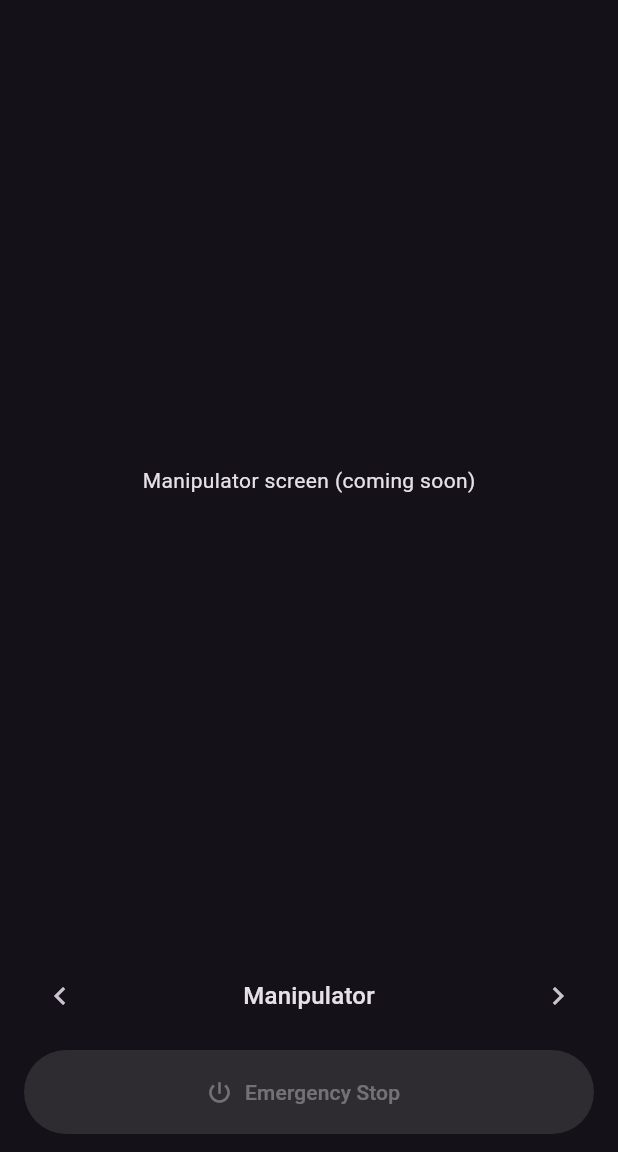
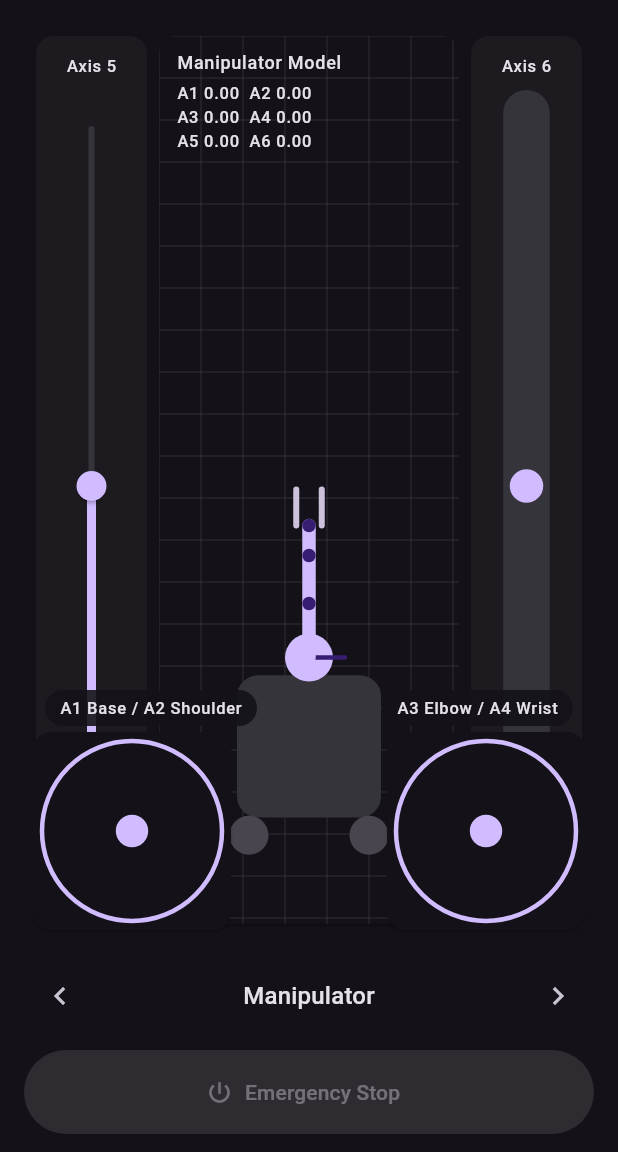
Before and after one commit to matzajdel/RovController, a Flutter app: the screen it shows after launch, after a tap on the "keyboard arrow left" icon, on a phone screen of 412 x 824 dp, the part 84-1236 px from its top. Run offline on Flutter 3.47's test engine with Material 3 defaults, Android fonts, the phone set to English and light mode, and no system bars; network calls fail.

Commit message:
Prepare manipulator control-pannel

```diff
--- a/rov_frontend/lib/src/screens/home_screen.dart
+++ b/rov_frontend/lib/src/screens/home_screen.dart
@@ -1,6 +1,7 @@
 import 'package:flutter/material.dart';
 
 import '../backend_controller.dart';
+import 'manipulator_screen.dart';
 import '../widgets/rov_joystick.dart';
 
 class HomeScreen extends StatefulWidget {
@@ -65,7 +66,7 @@ class _HomeScreenState extends State<HomeScreen> {
                             Navigator.of(context).pushNamed('/camera');
                           },
                         ),
-                        const _ManipulatorScreen(),
+                        const ManipulatorScreen(enabled: true),
                       ],
                     ),
                   ),
@@ -136,17 +137,6 @@ class _DriveScreen extends StatelessWidget {
         const SizedBox(height: 12),
         _ControlGrid(onOpenCamera: onOpenCamera),
       ],
-    );
-  }
-}
-
-class _ManipulatorScreen extends StatelessWidget {
-  const _ManipulatorScreen();
-
-  @override
-  Widget build(BuildContext context) {
-    return const Center(
-      child: Text('Manipulator screen (coming soon)'),
     );
   }
 }
--- /dev/null
+++ b/rov_frontend/lib/src/screens/manipulator_screen.dart
@@ -0,0 +1,544 @@
+import 'dart:math' as math;
+
+import 'package:flutter/material.dart';
+
+import '../widgets/rov_joystick.dart';
+
+class ManipulatorScreen extends StatefulWidget {
+  final bool enabled;
+
+  const ManipulatorScreen({super.key, required this.enabled});
+
+  @override
+  State<ManipulatorScreen> createState() => _ManipulatorScreenState();
+}
+
+class _ManipulatorScreenState extends State<ManipulatorScreen> {
+  double _axis1 = 0.0;
+  double _axis2 = 0.0;
+  double _axis3 = 0.0;
+  double _axis4 = 0.0;
+  double _axis5 = 0.0;
+  double _axis6 = 0.0;
+
+  void _onLeftJoystick(double x, double y) {
+    setState(() {
+      _axis1 = x;
+      _axis2 = y;
+    });
+  }
+
+  void _onRightJoystick(double x, double y) {
+    setState(() {
+      _axis3 = y;
+      _axis4 = x;
+    });
+  }
+
+  void _releaseLeftJoystick() {
+    setState(() {
+      _axis1 = 0.0;
+      _axis2 = 0.0;
+    });
+  }
+
+  void _releaseRightJoystick() {
+    setState(() {
+      _axis3 = 0.0;
+      _axis4 = 0.0;
+    });
+  }
+
+  @override
+  Widget build(BuildContext context) {
+    final scheme = Theme.of(context).colorScheme;
+
+    return Stack(
+      children: [
+        Padding(
+          padding: const EdgeInsets.symmetric(horizontal: 8, vertical: 8),
+          child: Row(
+            children: [
+              SizedBox(
+                width: 74,
+                child: _AxisSlider(
+                  label: 'Axis 5',
+                  value: _axis5,
+                  enabled: widget.enabled,
+                  onChanged: (value) {
+                    setState(() {
+                      _axis5 = value;
+                    });
+                  },
+                ),
+              ),
+              const SizedBox(width: 8),
+              Expanded(
+                child: _ArmPreview(
+                  axis1: _axis1,
+                  axis2: _axis2,
+                  axis3: _axis3,
+                  axis4: _axis4,
+                  axis5: _axis5,
+                  axis6: _axis6,
+                  enabled: widget.enabled,
+                ),
+              ),
+              const SizedBox(width: 8),
+              SizedBox(
+                width: 74,
+                child: _SpringGripControl(
+                  label: 'Axis 6',
+                  value: _axis6,
+                  enabled: widget.enabled,
+                  onChanged: (value) {
+                    setState(() {
+                      _axis6 = value;
+                    });
+                  },
+                  onReleased: () {
+                    setState(() {
+                      _axis6 = 0.0;
+                    });
+                  },
+                ),
+              ),
+            ],
+          ),
+        ),
+        Positioned(
+          left: 6,
+          bottom: 4,
+          child: SizedBox(
+            width: 132,
+            height: 132,
+            child: Card(
+              color: scheme.surface,
+              margin: EdgeInsets.zero,
+              child: Padding(
+                padding: const EdgeInsets.all(6),
+                child: RovJoystick(
+                  enabled: widget.enabled,
+                  onChanged: _onLeftJoystick,
+                  onReleased: _releaseLeftJoystick,
+                ),
+              ),
+            ),
+          ),
+        ),
+        Positioned(
+          right: 6,
+          bottom: 4,
+          child: SizedBox(
+            width: 132,
+            height: 132,
+            child: Card(
+              color: scheme.surface,
+              margin: EdgeInsets.zero,
+              child: Padding(
+                padding: const EdgeInsets.all(6),
+                child: RovJoystick(
+                  enabled: widget.enabled,
+                  onChanged: _onRightJoystick,
+                  onReleased: _releaseRightJoystick,
+                ),
+              ),
+            ),
+          ),
+        ),
+        const Positioned(
+          left: 14,
+          bottom: 140,
+          child: _ControlTag(text: 'A1 Base / A2 Shoulder'),
+        ),
+        const Positioned(
+          right: 14,
+          bottom: 140,
+          child: _ControlTag(text: 'A3 Elbow / A4 Wrist'),
+        ),
+      ],
+    );
+  }
+}
+
+class _ControlTag extends StatelessWidget {
+  final String text;
+
+  const _ControlTag({required this.text});
+
+  @override
+  Widget build(BuildContext context) {
+    return DecoratedBox(
+      decoration: BoxDecoration(
+        color: Theme.of(context).colorScheme.surface.withValues(alpha: 0.9),
+        borderRadius: BorderRadius.circular(999),
+      ),
+      child: Padding(
+        padding: const EdgeInsets.symmetric(horizontal: 10, vertical: 4),
+        child: Text(
+          text,
+          style: Theme.of(context).textTheme.labelSmall,
+        ),
+      ),
+    );
+  }
+}
+
+class _AxisSlider extends StatelessWidget {
+  final String label;
+  final double value;
+  final bool enabled;
+  final ValueChanged<double> onChanged;
+
+  const _AxisSlider({
+    required this.label,
+    required this.value,
+    required this.enabled,
+    required this.onChanged,
+  });
+
+  @override
+  Widget build(BuildContext context) {
+    return Card(
+      margin: EdgeInsets.zero,
+      child: Padding(
+        padding: const EdgeInsets.symmetric(vertical: 12, horizontal: 6),
+        child: Column(
+          children: [
+            Text(label, style: Theme.of(context).textTheme.labelSmall),
+            const SizedBox(height: 8),
+            Expanded(
+              child: RotatedBox(
+                quarterTurns: 3,
+                child: Slider(
+                  min: -1,
+                  max: 1,
+                  value: value,
+                  onChanged: enabled ? onChanged : null,
+                ),
+              ),
+            ),
+            Text(value.toStringAsFixed(2),
+                style: Theme.of(context).textTheme.labelSmall),
+          ],
+        ),
+      ),
+    );
+  }
+}
+
+class _SpringGripControl extends StatefulWidget {
+  final String label;
+  final double value;
+  final bool enabled;
+  final ValueChanged<double> onChanged;
+  final VoidCallback onReleased;
+
+  const _SpringGripControl({
+    required this.label,
+    required this.value,
+    required this.enabled,
+    required this.onChanged,
+    required this.onReleased,
+  });
+
+  @override
+  State<_SpringGripControl> createState() => _SpringGripControlState();
+}
+
+class _SpringGripControlState extends State<_SpringGripControl> {
+  void _updateFromLocal(Offset localPosition, Size size) {
+    final centerY = size.height / 2;
+    final dy = (centerY - localPosition.dy) / centerY;
+    widget.onChanged(dy.clamp(-1.0, 1.0));
+  }
+
+  @override
+  Widget build(BuildContext context) {
+    return Card(
+      margin: EdgeInsets.zero,
+      child: Padding(
+        padding: const EdgeInsets.symmetric(horizontal: 6, vertical: 12),
+        child: Column(
+          children: [
+            Text(widget.label, style: Theme.of(context).textTheme.labelSmall),
+            const SizedBox(height: 8),
+            Expanded(
+              child: LayoutBuilder(
+                builder: (context, constraints) {
+                  final trackSize =
+                      Size(constraints.maxWidth, constraints.maxHeight);
+
+                  return GestureDetector(
+                    onPanStart: widget.enabled
+                        ? (details) =>
+                            _updateFromLocal(details.localPosition, trackSize)
+                        : null,
+                    onPanUpdate: widget.enabled
+                        ? (details) =>
+                            _updateFromLocal(details.localPosition, trackSize)
+                        : null,
+                    onPanEnd:
+                        widget.enabled ? (_) => widget.onReleased() : null,
+                    onPanCancel: widget.enabled ? widget.onReleased : null,
+                    child: CustomPaint(
+                      painter: _SpringGripPainter(
+                        value: widget.value,
+                        enabled: widget.enabled,
+                        scheme: Theme.of(context).colorScheme,
+                      ),
+                      child: const SizedBox.expand(),
+                    ),
+                  );
+                },
+              ),
+            ),
+            Text(widget.value.toStringAsFixed(2),
+                style: Theme.of(context).textTheme.labelSmall),
+          ],
+        ),
+      ),
+    );
+  }
+}
+
+class _SpringGripPainter extends CustomPainter {
+  final double value;
+  final bool enabled;
+  final ColorScheme scheme;
+
+  const _SpringGripPainter({
+    required this.value,
+    required this.enabled,
+    required this.scheme,
+  });
+
+  @override
+  void paint(Canvas canvas, Size size) {
+    final center = Offset(size.width / 2, size.height / 2);
+    final trackRect = RRect.fromRectAndRadius(
+      Rect.fromLTWH(size.width * 0.25, 0, size.width * 0.5, size.height),
+      const Radius.circular(999),
+    );
+
+    final trackPaint = Paint()
+      ..color =
+          enabled ? scheme.surfaceContainerHighest : scheme.surfaceContainer;
+    canvas.drawRRect(trackRect, trackPaint);
+
+    final markerY = center.dy - (value * (size.height * 0.42));
+    final marker = Offset(center.dx, markerY);
+
+    final springPaint = Paint()
+      ..style = PaintingStyle.stroke
+      ..strokeWidth = 2
+      ..color = scheme.outline;
+
+    final path = Path();
+    path.moveTo(center.dx, center.dy);
+    for (var i = 1; i <= 8; i++) {
+      final t = i / 8;
+      final y = center.dy + (markerY - center.dy) * t;
+      final x = center.dx + (i.isEven ? 6 : -6);
+      path.lineTo(x, y);
+    }
+    path.lineTo(marker.dx, marker.dy);
+    canvas.drawPath(path, springPaint);
+
+    final knobPaint = Paint()
+      ..color = enabled ? scheme.primary : scheme.outline;
+    canvas.drawCircle(marker, size.width * 0.18, knobPaint);
+  }
+
+  @override
+  bool shouldRepaint(covariant _SpringGripPainter oldDelegate) {
+    return oldDelegate.value != value ||
+        oldDelegate.enabled != enabled ||
+        oldDelegate.scheme != scheme;
+  }
+}
+
+class _ArmPreview extends StatelessWidget {
+  final double axis1;
+  final double axis2;
+  final double axis3;
+  final double axis4;
+  final double axis5;
+  final double axis6;
+  final bool enabled;
+
+  const _ArmPreview({
+    required this.axis1,
+    required this.axis2,
+    required this.axis3,
+    required this.axis4,
+    required this.axis5,
+    required this.axis6,
+    required this.enabled,
+  });
+
+  @override
+  Widget build(BuildContext context) {
+    return Card(
+      margin: EdgeInsets.zero,
+      clipBehavior: Clip.antiAlias,
+      child: Stack(
+        children: [
+          Positioned.fill(
+            child: CustomPaint(
+              painter: _ArmPreviewPainter(
+                axis1: axis1,
+                axis2: axis2,
+                axis3: axis3,
+                axis4: axis4,
+                axis5: axis5,
+                axis6: axis6,
+                enabled: enabled,
+                scheme: Theme.of(context).colorScheme,
+              ),
+            ),
+          ),
+          Positioned(
+            left: 12,
+            top: 10,
+            child: Text(
+              'Manipulator Model',
+              style: Theme.of(context).textTheme.labelMedium,
+            ),
+          ),
+          Positioned(
+            left: 12,
+            top: 30,
+            child: Text(
+              'A1 ${axis1.toStringAsFixed(2)}  A2 ${axis2.toStringAsFixed(2)}\n'
+              'A3 ${axis3.toStringAsFixed(2)}  A4 ${axis4.toStringAsFixed(2)}\n'
+              'A5 ${axis5.toStringAsFixed(2)}  A6 ${axis6.toStringAsFixed(2)}',
+              style: Theme.of(context).textTheme.labelSmall,
+            ),
+          ),
+        ],
+      ),
+    );
+  }
+}
+
+class _ArmPreviewPainter extends CustomPainter {
+  final double axis1;
+  final double axis2;
+  final double axis3;
+  final double axis4;
+  final double axis5;
+  final double axis6;
+  final bool enabled;
+  final ColorScheme scheme;
+
+  const _ArmPreviewPainter({
+    required this.axis1,
+    required this.axis2,
+    required this.axis3,
+    required this.axis4,
+    required this.axis5,
+    required this.axis6,
+    required this.enabled,
+    required this.scheme,
+  });
+
+  @override
+  void paint(Canvas canvas, Size size) {
+    final backgroundPaint = Paint()..color = scheme.surface;
+    canvas.drawRect(Offset.zero & size, backgroundPaint);
+
+    final gridPaint = Paint()
+      ..color = scheme.outlineVariant.withValues(alpha: 0.35)
+      ..strokeWidth = 1;
+    for (double x = 0; x <= size.width; x += 28) {
+      canvas.drawLine(Offset(x, 0), Offset(x, size.height), gridPaint);
+    }
+    for (double y = 0; y <= size.height; y += 28) {
+      canvas.drawLine(Offset(0, y), Offset(size.width, y), gridPaint);
+    }
+
+    final chassisPaint = Paint()..color = scheme.surfaceContainerHighest;
+    final chassisRect = RRect.fromRectAndRadius(
+      Rect.fromLTWH(size.width * 0.26, size.height * 0.72, size.width * 0.48,
+          size.height * 0.16),
+      const Radius.circular(14),
+    );
+    canvas.drawRRect(chassisRect, chassisPaint);
+
+    final wheelPaint = Paint()..color = scheme.outlineVariant;
+    canvas.drawCircle(
+        Offset(size.width * 0.3, size.height * 0.9), 13, wheelPaint);
+    canvas.drawCircle(
+        Offset(size.width * 0.7, size.height * 0.9), 13, wheelPaint);
+
+    final base = Offset(size.width * 0.5, size.height * 0.7);
+    final basePaint = Paint()
+      ..color = enabled ? scheme.primary : scheme.outline;
+    canvas.drawCircle(base, 16, basePaint);
+
+    final yaw = axis1 * 0.6;
+    final yawPointer = base + Offset(math.cos(yaw), math.sin(yaw)) * 24;
+    final yawPaint = Paint()
+      ..color = scheme.onPrimary
+      ..strokeWidth = 3
+      ..strokeCap = StrokeCap.round;
+    canvas.drawLine(base, yawPointer, yawPaint);
+
+    final shoulderAngle = (-math.pi / 2) + axis2 * 0.9;
+    final elbowAngle = shoulderAngle + (axis3 * 1.0);
+    final wristAngle = elbowAngle + (axis4 * 0.9);
+
+    final l1 = size.shortestSide * 0.18;
+    final l2 = size.shortestSide * 0.16;
+    final l3 = size.shortestSide * 0.1;
+
+    final p1 =
+        base + Offset(math.cos(shoulderAngle), math.sin(shoulderAngle)) * l1;
+    final p2 = p1 + Offset(math.cos(elbowAngle), math.sin(elbowAngle)) * l2;
+    final p3 = p2 + Offset(math.cos(wristAngle), math.sin(wristAngle)) * l3;
+
+    final armPaint = Paint()
+      ..color = enabled ? scheme.primary : scheme.outline
+      ..strokeWidth = 9
+      ..strokeCap = StrokeCap.round;
+    canvas.drawLine(base, p1, armPaint);
+    canvas.drawLine(p1, p2, armPaint);
+    canvas.drawLine(p2, p3, armPaint);
+
+    final jointPaint = Paint()..color = scheme.onPrimary;
+    canvas.drawCircle(p1, 4.5, jointPaint);
+    canvas.drawCircle(p2, 4.5, jointPaint);
+    canvas.drawCircle(p3, 4.5, jointPaint);
+
+    final rot = wristAngle + axis5 * 0.9;
+    final gripOpen = (axis6 + 1.0) / 2.0;
+    final gripGap = 8 + (18 * gripOpen);
+    final fingerLen = 24.0;
+    final fingerPaint = Paint()
+      ..color = scheme.secondary
+      ..strokeWidth = 4
+      ..strokeCap = StrokeCap.round;
+
+    final normal = Offset(-math.sin(rot), math.cos(rot));
+    final dir = Offset(math.cos(rot), math.sin(rot));
+
+    final leftBase = p3 + normal * (gripGap / 2);
+    final rightBase = p3 - normal * (gripGap / 2);
+
+    canvas.drawLine(leftBase, leftBase + dir * fingerLen, fingerPaint);
+    canvas.drawLine(rightBase, rightBase + dir * fingerLen, fingerPaint);
+  }
+
+  @override
+  bool shouldRepaint(covariant _ArmPreviewPainter oldDelegate) {
+    return oldDelegate.axis1 != axis1 ||
+        oldDelegate.axis2 != axis2 ||
+        oldDelegate.axis3 != axis3 ||
+        oldDelegate.axis4 != axis4 ||
+        oldDelegate.axis5 != axis5 ||
+        oldDelegate.axis6 != axis6 ||
+        oldDelegate.enabled != enabled ||
+        oldDelegate.scheme != scheme;
+  }
+}
```
